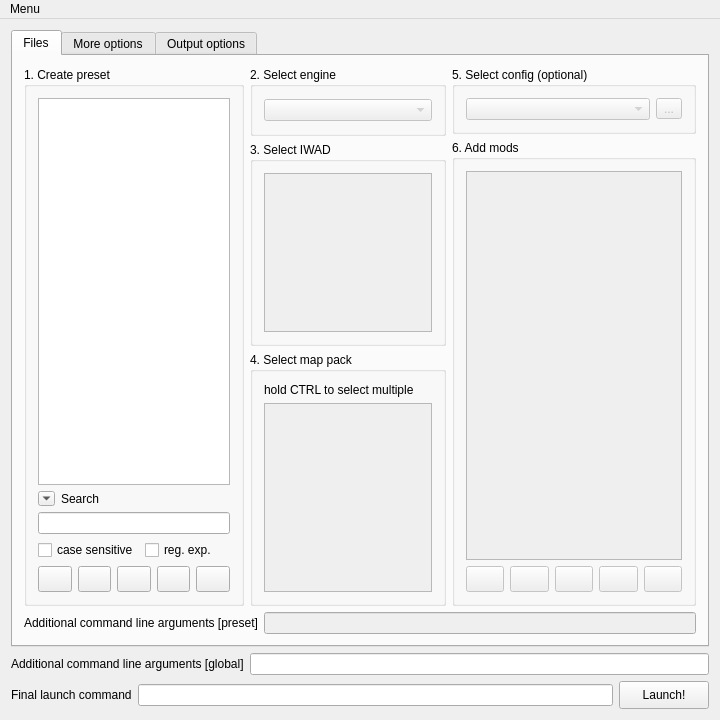
Before: the Qt Designer form Forms/MainWindow.ui in Youda008/DoomRunner, drawn with Qt 5.
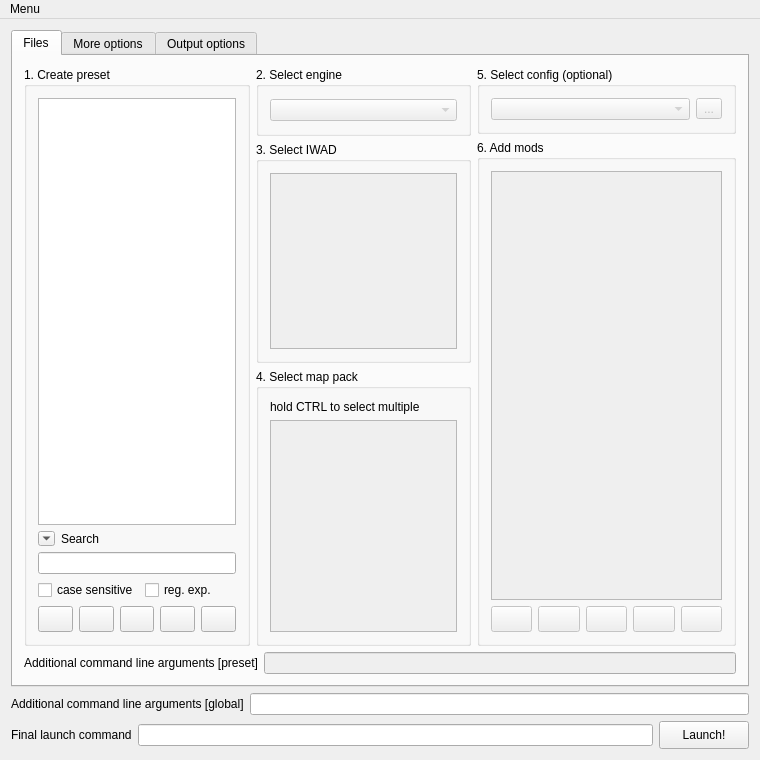
After: the same form once the commit is applied. Icons and pictures are not drawn. Custom widgets are drawn as their Qt base class.

Commit message: slightly increased the default dimension of the window

What changed in the file:
```diff
--- a/Forms/MainWindow.ui
+++ b/Forms/MainWindow.ui
@@ -6,8 +6,8 @@
    <rect>
     <x>0</x>
     <y>0</y>
-    <width>720</width>
-    <height>720</height>
+    <width>760</width>
+    <height>760</height>
    </rect>
   </property>
   <property name="windowTitle">
@@ -26,7 +26,7 @@
        </attribute>
        <layout class="QVBoxLayout" name="verticalLayout_12">
         <item>
-         <layout class="QHBoxLayout" name="horizontalLayout_14" stretch="90,80,100">
+         <layout class="QHBoxLayout" name="horizontalLayout_14" stretch="87,83,100">
           <item>
            <layout class="QVBoxLayout" name="verticalLayout">
             <item>
@@ -1925,7 +1925,7 @@
     <rect>
      <x>0</x>
      <y>0</y>
-     <width>720</width>
+     <width>760</width>
      <height>21</height>
     </rect>
    </property>
```
The commit also changes 1 other file.
